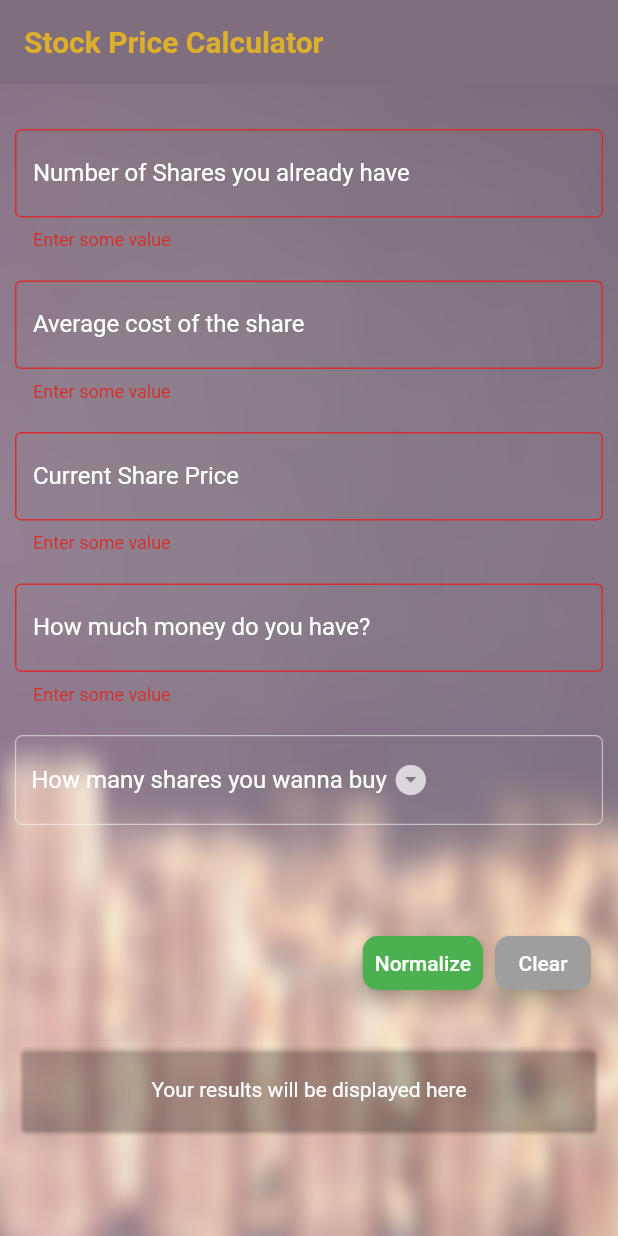
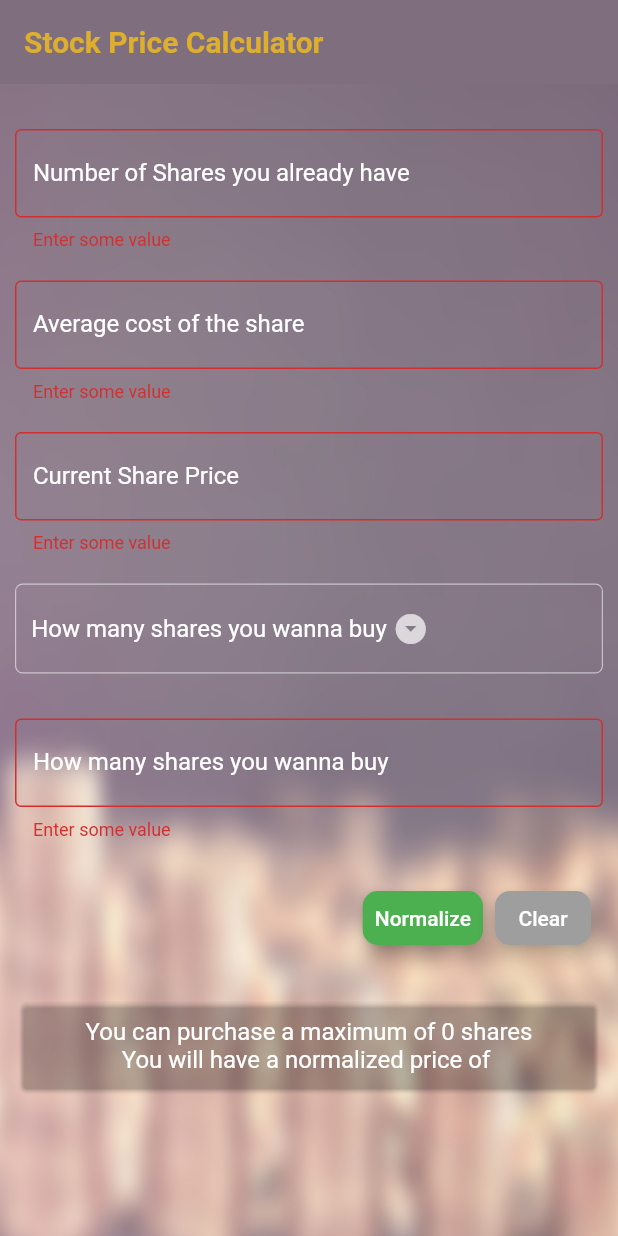
Before and after one commit to antonyr/stock-price-calc, a Flutter app: the screen it shows after launch, after a tap on "Normalize", on a phone screen of 412 x 824 dp. Run offline on Flutter 3.47's test engine with Material 2 defaults, Android fonts, the phone set to English and light mode, and no system bars.

Commit message:
adding feature to buy only limited number of shares

```diff
--- a/lib/main.dart
+++ b/lib/main.dart
@@ -49,7 +49,7 @@ class _MyHomePageState extends State<MyHomePage> {
   var normalizedPrice = '';
   bool _showResult = false;
   final _formKey = GlobalKey<FormState>();
-  String sharesToBuy = 'How many shares you wanna buy';
+  String sharesOrMoney = 'How many shares you wanna buy';
   bool autoValidate = false;
   @override
   Widget build(BuildContext context) {
@@ -138,28 +138,11 @@ class _MyHomePageState extends State<MyHomePage> {
                   SizedBox(
                     height: 20,
                   ),
-                  TextFormField(
-                    controller: availableAmountController,
-                    keyboardType: TextInputType.number,
-                    decoration: InputDecoration(
-                      labelText: 'How much money do you have?',
-                    ),
-                    validator: (value) {
-                      if (value.isEmpty) {
-                        return "Enter some value";
-                      }
-                      return null;
-                    },
-                    autovalidate: autoValidate,
-                  ),
-                  SizedBox(
-                    height: 20,
-                  ),
                   Container(
                     height: 60,
                     padding: EdgeInsets.symmetric(horizontal: 10, vertical: 8),
                     child: DropdownButton<String>(
-                      value: sharesToBuy,
+                      value: sharesOrMoney,
                       icon: Container(
                           padding: EdgeInsets.symmetric(horizontal: 4),
                           child: Icon(Icons.arrow_drop_down_circle)),
@@ -171,7 +154,7 @@ class _MyHomePageState extends State<MyHomePage> {
                       ),
                       onChanged: (String newValue) {
                         setState(() {
-                          sharesToBuy = newValue;
+                          sharesOrMoney = newValue;
                         });
                       },
                       items: <String>[
@@ -194,8 +177,22 @@ class _MyHomePageState extends State<MyHomePage> {
                   SizedBox(
                     height: 30,
                   ),
+                  TextFormField(
+                    controller: availableAmountController,
+                    keyboardType: TextInputType.number,
+                    decoration: InputDecoration(
+                      labelText: sharesOrMoney,
+                    ),
+                    validator: (value) {
+                      if (value.isEmpty) {
+                        return "Enter some value";
+                      }
+                      return null;
+                    },
+                    autovalidate: autoValidate,
+                  ),
                   SizedBox(
-                    height: 30,
+                    height: 20,
                   ),
                   Center(
                       child: ButtonBar(
@@ -209,14 +206,18 @@ class _MyHomePageState extends State<MyHomePage> {
                         onPressed: () {
                           setState(() {
                             autoValidate = true;
+                            this._showResult = true;
                           });
                           if (_formKey.currentState.validate()) {
                             setState(() {
-                              this._showResult = true;
+                              if(sharesOrMoney.contains('money')) {
                                 this.purchasableQuantity =
                                     findPurchasableQuantity(
                                         availableAmountController,
                                         currentUnitPriceController);
+                              } else {
+                                this.purchasableQuantity = int.parse(availableAmountController.text);
+                              }
                               this.normalizedPrice = findNormalizedPrice(
                                     sharesCountController,
                                     averageCostController,
```
Also changed, not shown: 2 other files. Lines whose indentation alone changed are shown as unchanged.
